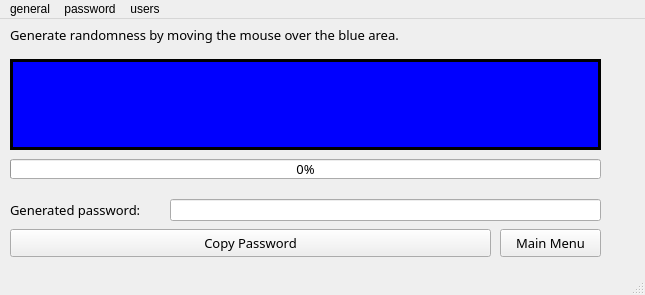
Above: lightning_pass/gui/static/qt_designer/main.ui from lgtm-migrator/lightning-pass before the change. Below: the same form after it.
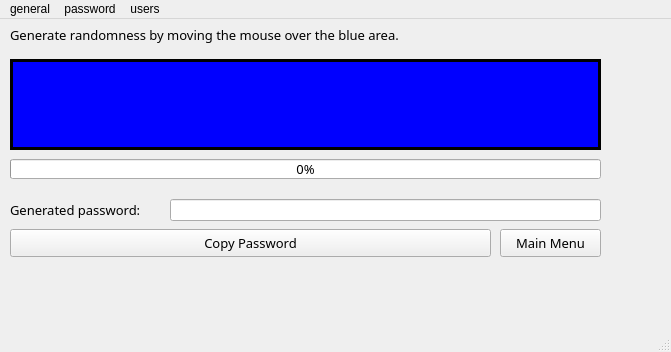
That is the form after the change.

Patch:
```diff
--- a/lightning_pass/gui/static/qt_designer/main.ui
+++ b/lightning_pass/gui/static/qt_designer/main.ui
@@ -6,8 +6,8 @@
    <rect>
     <x>0</x>
     <y>0</y>
-    <width>645</width>
-    <height>295</height>
+    <width>671</width>
+    <height>352</height>
    </rect>
   </property>
   <property name="windowTitle">
@@ -19,8 +19,8 @@
      <rect>
       <x>0</x>
       <y>0</y>
-      <width>612</width>
-      <height>247</height>
+      <width>641</width>
+      <height>281</height>
      </rect>
     </property>
     <property name="currentIndex">
@@ -661,7 +661,7 @@
     <rect>
      <x>0</x>
      <y>0</y>
-     <width>645</width>
+     <width>671</width>
      <height>26</height>
     </rect>
    </property>
```
Left out of the diff: 6 changed lines with no effect on the pictures.
